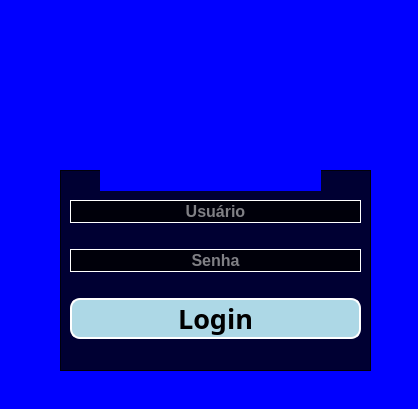
The window that resources/login.ui (redersonrodrigues/sistema-de-gerenciamento-com-python) describes before a commit, drawn with Qt 5.
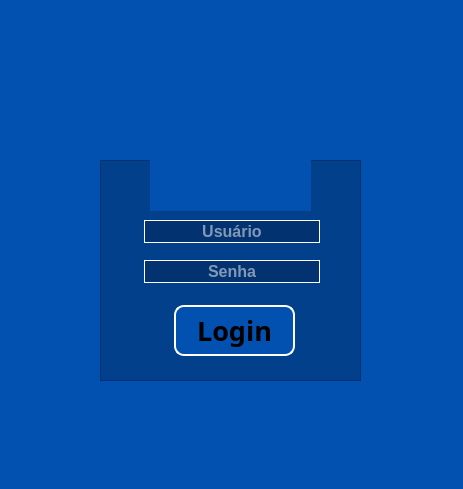
The same window after the commit. Icons and pictures are not drawn.

Commit message: ajustes de funcionamento e correção de bugs de login

The edit to the form file:
```diff
--- a/resources/login.ui
+++ b/resources/login.ui
@@ -6,27 +6,27 @@
    <rect>
     <x>0</x>
     <y>0</y>
-    <width>418</width>
-    <height>409</height>
+    <width>463</width>
+    <height>489</height>
    </rect>
   </property>
   <property name="windowTitle">
    <string>Form</string>
   </property>
   <property name="styleSheet">
-   <string notr="true">background-color: blue;</string>
+   <string notr="true">background-color: rgb(2, 80, 175);</string>
   </property>
   <widget class="QFrame" name="frame">
    <property name="geometry">
     <rect>
-     <x>60</x>
-     <y>170</y>
-     <width>311</width>
-     <height>201</height>
+     <x>100</x>
+     <y>160</y>
+     <width>261</width>
+     <height>221</height>
     </rect>
    </property>
    <property name="styleSheet">
-    <string notr="true">background-color: rgb(0, 0, 0,0.8);</string>
+    <string notr="true">background-color: rgba(0, 0, 0,0.2);</string>
    </property>
    <property name="frameShape">
     <enum>QFrame::StyledPanel</enum>
@@ -34,83 +34,30 @@
    <property name="frameShadow">
     <enum>QFrame::Raised</enum>
    </property>
-   <layout class="QVBoxLayout" name="verticalLayout">
-    <item>
-     <layout class="QHBoxLayout" name="horizontalLayout">
-      <item>
-       <widget class="QLineEdit" name="txt_user">
-        <property name="font">
-         <font>
-          <pointsize>12</pointsize>
-          <weight>75</weight>
-          <bold>true</bold>
-         </font>
-        </property>
-        <property name="focusPolicy">
-         <enum>Qt::TabFocus</enum>
-        </property>
-        <property name="styleSheet">
-         <string notr="true">color: #ffffff;
-border: 1px solid #ffffff;</string>
-        </property>
-        <property name="alignment">
-         <set>Qt::AlignCenter</set>
-        </property>
-        <property name="placeholderText">
-         <string>Usuário</string>
-        </property>
-       </widget>
-      </item>
-     </layout>
-    </item>
-    <item>
-     <layout class="QHBoxLayout" name="horizontalLayout_2">
-      <item>
-       <widget class="QLineEdit" name="txt_password">
-        <property name="font">
-         <font>
-          <pointsize>12</pointsize>
-          <weight>75</weight>
-          <bold>true</bold>
-         </font>
-        </property>
-        <property name="focusPolicy">
-         <enum>Qt::TabFocus</enum>
-        </property>
-        <property name="styleSheet">
-         <string notr="true">color: #ffffff;
-border: 1px solid #ffffff;</string>
-        </property>
-        <property name="echoMode">
-         <enum>QLineEdit::Password</enum>
-        </property>
-        <property name="alignment">
-         <set>Qt::AlignCenter</set>
-        </property>
-        <property name="placeholderText">
-         <string>Senha</string>
-        </property>
-       </widget>
-      </item>
-     </layout>
-    </item>
-    <item>
-     <widget class="QPushButton" name="btn_login">
-      <property name="font">
-       <font>
-        <family>News706 BT</family>
-        <pointsize>20</pointsize>
-        <weight>75</weight>
-        <italic>false</italic>
-        <bold>true</bold>
-       </font>
-      </property>
-      <property name="cursor">
-       <cursorShape>PointingHandCursor</cursorShape>
-      </property>
-      <property name="styleSheet">
-       <string notr="true">QPushButton{
-background-color: lightblue;
+   <widget class="QPushButton" name="btn_login">
+    <property name="geometry">
+     <rect>
+      <x>74</x>
+      <y>145</y>
+      <width>121</width>
+      <height>51</height>
+     </rect>
+    </property>
+    <property name="font">
+     <font>
+      <family>News706 BT</family>
+      <pointsize>20</pointsize>
+      <weight>75</weight>
+      <italic>false</italic>
+      <bold>true</bold>
+     </font>
+    </property>
+    <property name="cursor">
+     <cursorShape>PointingHandCursor</cursorShape>
+    </property>
+    <property name="styleSheet">
+     <string notr="true">QPushButton{
+background-color: #0250af;
 	color: #000000;
 border: 2px solid ;
 	border-color:#FFFFFF;
@@ -123,21 +70,82 @@
 border-color: #00aa00;
 
 }</string>
-      </property>
-      <property name="text">
-       <string>Login</string>
-      </property>
-     </widget>
-    </item>
-   </layout>
+    </property>
+    <property name="text">
+     <string>Login</string>
+    </property>
+   </widget>
+   <widget class="QLineEdit" name="txt_user">
+    <property name="geometry">
+     <rect>
+      <x>44</x>
+      <y>60</y>
+      <width>176</width>
+      <height>23</height>
+     </rect>
+    </property>
+    <property name="font">
+     <font>
+      <pointsize>12</pointsize>
+      <weight>75</weight>
+      <bold>true</bold>
+     </font>
+    </property>
+    <property name="focusPolicy">
+     <enum>Qt::TabFocus</enum>
+    </property>
+    <property name="styleSheet">
+     <string notr="true">color: #ffffff;
+border: 1px solid #ffffff;</string>
+    </property>
+    <property name="alignment">
+     <set>Qt::AlignCenter</set>
+    </property>
+    <property name="placeholderText">
+     <string>Usuário</string>
+    </property>
+   </widget>
+   <widget class="QLineEdit" name="txt_password">
+    <property name="geometry">
+     <rect>
+      <x>44</x>
+      <y>100</y>
+      <width>176</width>
+      <height>23</height>
+     </rect>
+    </property>
+    <property name="font">
+     <font>
+      <pointsize>12</pointsize>
+      <weight>75</weight>
+      <bold>true</bold>
+     </font>
+    </property>
+    <property name="focusPolicy">
+     <enum>Qt::TabFocus</enum>
+    </property>
+    <property name="styleSheet">
+     <string notr="true">color: #ffffff;
+border: 1px solid #ffffff;</string>
+    </property>
+    <property name="echoMode">
+     <enum>QLineEdit::Password</enum>
+    </property>
+    <property name="alignment">
+     <set>Qt::AlignCenter</set>
+    </property>
+    <property name="placeholderText">
+     <string>Senha</string>
+    </property>
+   </widget>
   </widget>
   <widget class="QLabel" name="label">
    <property name="geometry">
     <rect>
-     <x>100</x>
-     <y>20</y>
-     <width>221</width>
-     <height>171</height>
+     <x>150</x>
+     <y>80</y>
+     <width>161</width>
+     <height>131</height>
     </rect>
    </property>
    <property name="focusPolicy">
```
Left out of the diff: 6 changed lines with no effect on the pictures. The commit also changes 12 other files.
